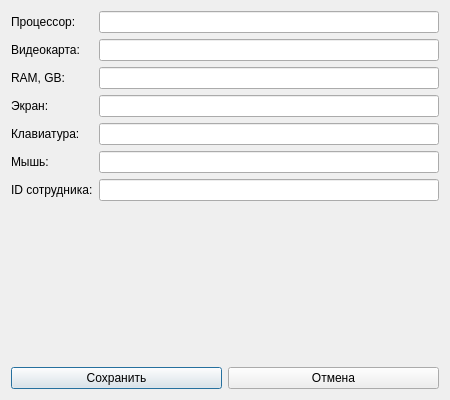
The window that computer_dialog.ui (Kuller297/BDKursovaya) describes before a commit, drawn with Qt 5.
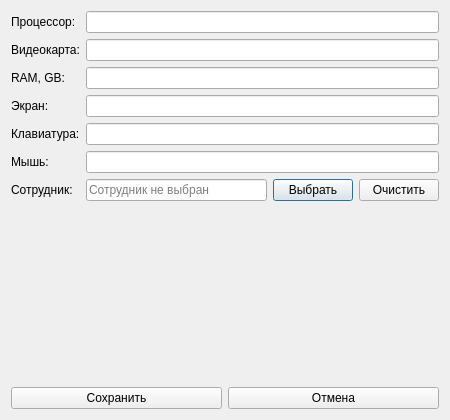
The same window after the commit.

The edit to the form file:
```diff
--- a/computer_dialog.ui
+++ b/computer_dialog.ui
@@ -7,7 +7,7 @@
     <x>0</x>
     <y>0</y>
     <width>450</width>
-    <height>400</height>
+    <height>420</height>
    </rect>
   </property>
   <property name="windowTitle">
@@ -79,12 +79,37 @@
      <item row="6" column="0">
       <widget class="QLabel" name="labelEmpId">
        <property name="text">
-        <string>ID сотрудника:</string>
+        <string>Сотрудник:</string>
        </property>
       </widget>
      </item>
      <item row="6" column="1">
-      <widget class="QLineEdit" name="editEmpId"/>
+      <layout class="QHBoxLayout" name="employeeLayout">
+       <item>
+        <widget class="QLineEdit" name="editEmployeeFullName">
+         <property name="readOnly">
+          <bool>true</bool>
+         </property>
+         <property name="placeholderText">
+          <string>Сотрудник не выбран</string>
+         </property>
+        </widget>
+       </item>
+       <item>
+        <widget class="QPushButton" name="btnSelectEmployee">
+         <property name="text">
+          <string>Выбрать</string>
+         </property>
+        </widget>
+       </item>
+       <item>
+        <widget class="QPushButton" name="btnClearEmployee">
+         <property name="text">
+          <string>Очистить</string>
+         </property>
+        </widget>
+       </item>
+      </layout>
      </item>
     </layout>
    </item>
```
Left out of the diff: 2 changed lines with no effect on the pictures.
